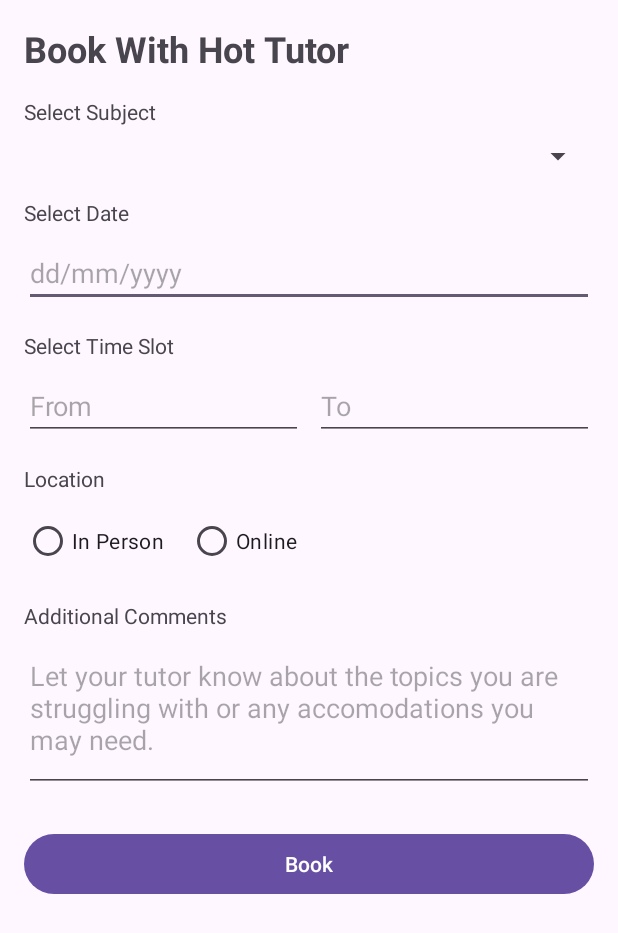
After one commit to dorawyy/cpen321-w23-jbs, an Android app: the ScheduleAppointmentActivity screen opened directly, with no data from a screen before it, on a phone screen of 412 x 824 dp. The commit adds this screen. Shown: the top 933 px of the screen. Run offline under Robolectric (Android 15) with nearby library versions, the phone set to English and light mode, and no system bars.

Commit message:
Added schedule appointment view

```diff
--- a/frontend/EduMatch/app/src/main/AndroidManifest.xml
+++ b/frontend/EduMatch/app/src/main/AndroidManifest.xml
@@ -16,6 +16,9 @@
         android:theme="@style/Theme.EduMatch"
         android:usesCleartextTraffic="true"
         tools:targetApi="31">
+        <activity
+            android:name=".activities.ScheduleAppointmentActivity"
+            android:exported="false" />
         <activity
             android:name=".activities.EditProfileListActivity"
             android:exported="false" />
--- /dev/null
+++ b/frontend/EduMatch/app/src/main/java/com/example/edumatch/activities/ScheduleAppointmentActivity.java
@@ -0,0 +1,16 @@
+package com.example.edumatch.activities;
+
+import androidx.appcompat.app.AppCompatActivity;
+
+import android.os.Bundle;
+
+import com.example.edumatch.R;
+
+public class ScheduleAppointmentActivity extends AppCompatActivity {
+
+    @Override
+    protected void onCreate(Bundle savedInstanceState) {
+        super.onCreate(savedInstanceState);
+        setContentView(R.layout.activity_schedule_appointment);
+    }
+}
--- /dev/null
+++ b/frontend/EduMatch/app/src/main/res/layout/activity_schedule_appointment.xml
@@ -0,0 +1,120 @@
+<?xml version="1.0" encoding="utf-8"?>
+<ScrollView xmlns:android="http://schemas.android.com/apk/res/android"
+    android:layout_width="match_parent"
+    android:layout_height="match_parent"
+    android:padding="16dp">
+
+    <LinearLayout
+        android:layout_width="match_parent"
+        android:layout_height="wrap_content"
+        android:orientation="vertical">
+
+        <TextView
+            android:layout_width="wrap_content"
+            android:layout_height="wrap_content"
+            android:text="Book With Hot Tutor"
+            android:textSize="24sp"
+            android:textStyle="bold"
+            android:layout_marginBottom="16dp"/>
+
+        <!-- Subject Selector -->
+        <TextView
+            android:layout_width="wrap_content"
+            android:layout_height="wrap_content"
+            android:text="Select Subject"
+            android:layout_marginBottom="8dp"/>
+
+        <Spinner
+            android:layout_width="match_parent"
+            android:layout_height="wrap_content"
+            android:entries="@array/subjects"/>
+
+        <!-- Date Selector -->
+        <TextView
+            android:layout_width="wrap_content"
+            android:layout_height="wrap_content"
+            android:text="Select Date"
+            android:layout_marginTop="16dp"
+            android:layout_marginBottom="8dp"/>
+
+        <EditText
+            android:layout_width="match_parent"
+            android:layout_height="wrap_content"
+            android:hint="dd/mm/yyyy"/>
+
+        <!-- Time Selector -->
+        <TextView
+            android:layout_width="wrap_content"
+            android:layout_height="wrap_content"
+            android:text="Select Time Slot"
+            android:layout_marginTop="16dp"
+            android:layout_marginBottom="8dp"/>
+
+        <LinearLayout
+            android:layout_width="match_parent"
+            android:layout_height="wrap_content"
+            android:orientation="horizontal">
+
+            <EditText
+                android:layout_width="0dp"
+                android:layout_height="wrap_content"
+                android:layout_weight="1"
+                android:hint="From"/>
+
+            <EditText
+                android:layout_width="0dp"
+                android:layout_height="wrap_content"
+                android:layout_weight="1"
+                android:hint="To"
+                android:layout_marginStart="8dp"/>
+        </LinearLayout>
+
+        <!-- Location Selector -->
+        <TextView
+            android:layout_width="wrap_content"
+            android:layout_height="wrap_content"
+            android:text="Location"
+            android:layout_marginTop="16dp"
+            android:layout_marginBottom="8dp"/>
+
+        <RadioGroup
+            android:layout_width="match_parent"
+            android:layout_height="wrap_content"
+            android:orientation="horizontal">
+
+            <RadioButton
+                android:layout_width="wrap_content"
+                android:layout_height="wrap_content"
+                android:text="In Person"/>
+
+            <RadioButton
+                android:layout_width="wrap_content"
+                android:layout_height="wrap_content"
+                android:text="Online"
+                android:layout_marginStart="16dp"/>
+        </RadioGroup>
+
+        <!-- Comments Section -->
+        <TextView
+            android:layout_width="wrap_content"
+            android:layout_height="wrap_content"
+            android:text="Additional Comments"
+            android:layout_marginTop="16dp"
+            android:layout_marginBottom="8dp"/>
+
+        <EditText
+            android:layout_width="match_parent"
+            android:layout_height="100dp"
+            android:hint="Let your tutor know about the topics you are struggling with or any accomodations you may need."
+            android:gravity="top"/>
+
+        <!-- Book Button -->
+        <Button
+            android:layout_width="match_parent"
+            android:layout_height="wrap_content"
+            android:text="Book"
+            android:layout_marginTop="24dp"/>
+
+    </LinearLayout>
+
+</ScrollView>
```
Also changed, not shown: frontend/EduMatch/app/src/main/res/values/strings.xml (indentation only). Lines whose indentation alone changed are shown as unchanged.
